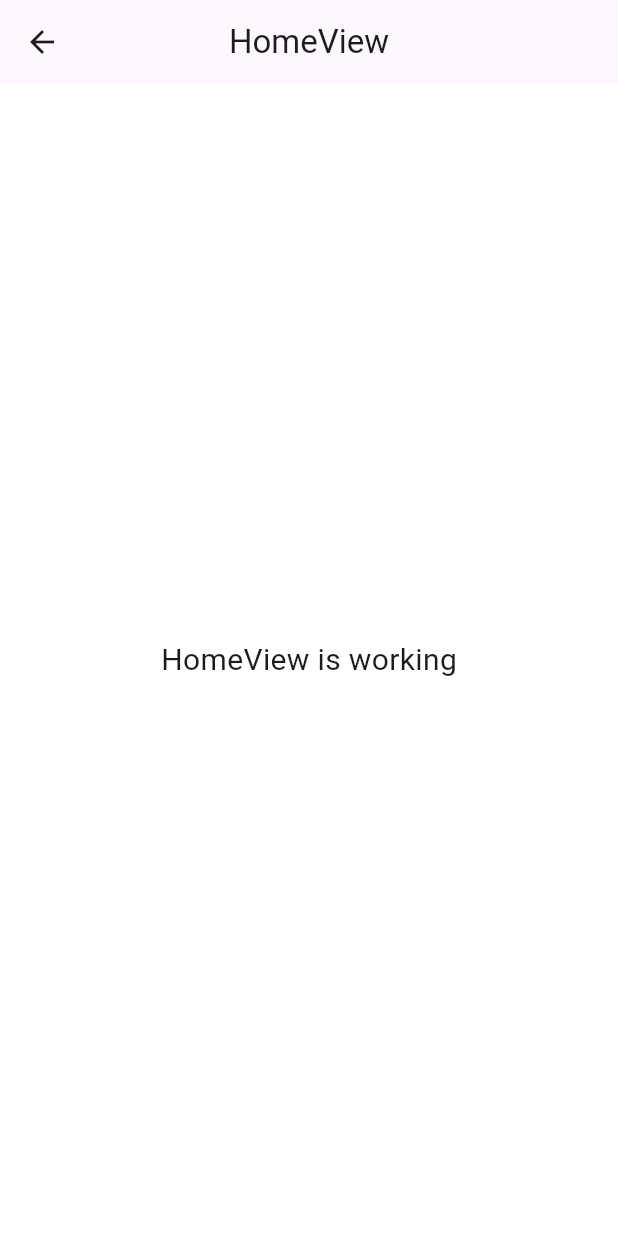
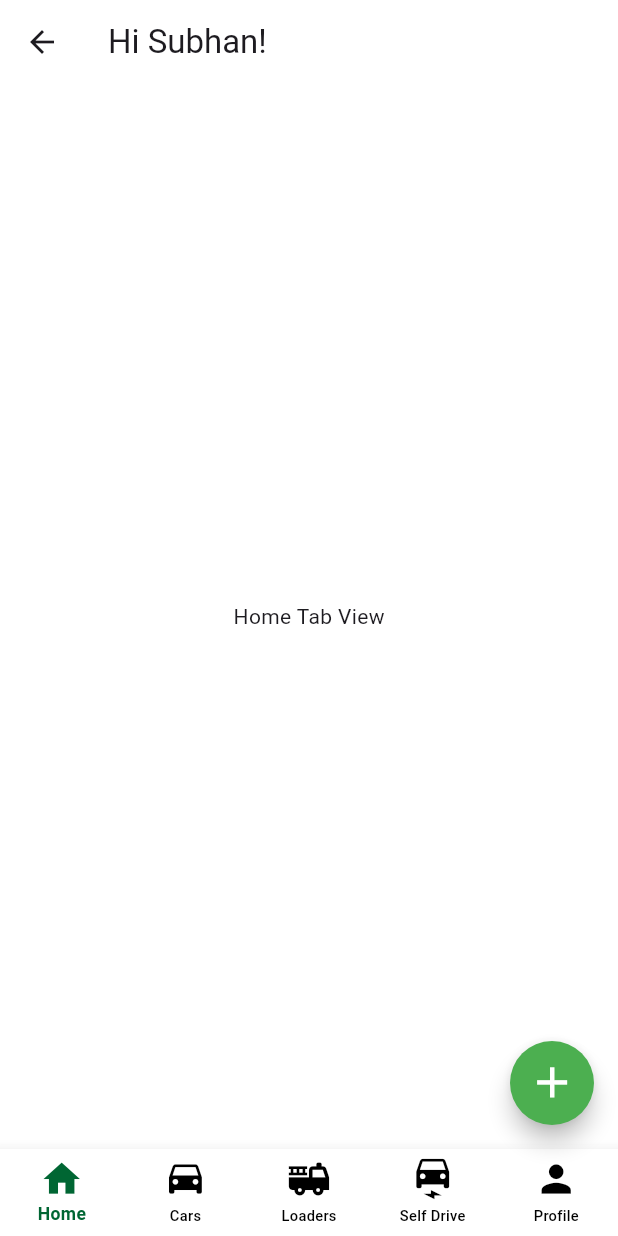
Before and after one commit to SUBHANJANJUA/FYP_vehicle_booking, a Flutter app: the HomeView screen opened by its route, on a phone screen of 412 x 824 dp. Run offline on Flutter 3.47's test engine with Material 3 defaults, Android fonts, the phone set to English and light mode, and no system bars; our stand-ins replace cloud_firestore, firebase_auth, firebase_core, flutter_easyloading, flutter_screenutil, get and 1 more; accounts and stored records are empty.

Commit message:
home navigation bar

```diff
--- a/lib/app/modules/forgot_password/views/forgot_password_view.dart
+++ b/lib/app/modules/forgot_password/views/forgot_password_view.dart
@@ -3,7 +3,6 @@ import 'package:flutter_screenutil/flutter_screenutil.dart';
 import 'package:get/get.dart';
 import 'package:vehicle_booking/app/data/util/heading16Green.dart';
 import 'package:vehicle_booking/app/data/util/signup_row.dart';
-import 'package:vehicle_booking/app/modules/forgot_password/views/otp_view.dart';
 import 'package:vehicle_booking/app/modules/signup/views/signin_view.dart';
 import 'package:vehicle_booking/gen/assets.gen.dart';
 import '../../../data/app_colors.dart';
--- a/lib/app/modules/home/views/home_view.dart
+++ b/lib/app/modules/home/views/home_view.dart
@@ -1,24 +1,151 @@
 import 'package:flutter/material.dart';
+import 'package:flutter_screenutil/flutter_screenutil.dart';
 
 import 'package:get/get.dart';
+import 'package:vehicle_booking/app/data/app_colors.dart';
 
 import '../controllers/home_controller.dart';
 
 class HomeView extends GetView<HomeController> {
-  const HomeView({super.key});
+  HomeView({super.key});
+  final List<Widget> screens = [
+    HomeTabView(),
+    const CarsTabView(),
+    LoaderTabview(),
+    const SelfDriveTabView(),
+    ProfileTabView(),
+  ];
+
+  final List<String> appBarTitles = [
+    'Home',
+    'Cars',
+    'Loaders',
+    'Self Drive',
+    'Profile',
+  ];
+
   @override
   Widget build(BuildContext context) {
+    Get.put(HomeController());
     return Scaffold(
       appBar: AppBar(
-        title: const Text('HomeView'),
-        centerTitle: true,
+        title: const Text('Hi Subhan!'),
+        backgroundColor: AppColors.white,
       ),
-      body: const Center(
-        child: Text(
-          'HomeView is working',
-          style: TextStyle(fontSize: 20),
+      body: Obx(() => IndexedStack(
+            index: controller.currentIndex.value,
+            children: screens,
+          )),
+      floatingActionButton: FloatingActionButton(
+        onPressed: () {},
+        backgroundColor: Colors.green, // green background
+        shape: const CircleBorder(), // optional, default is circular
+        child: Icon(
+          Icons.add,
+          color: Colors.white,
+          size: 35.sp, // white icon
+        ),
+      ),
+      bottomNavigationBar: Obx(
+        () => BottomNavigationBar(
+          type: BottomNavigationBarType.fixed,
+          backgroundColor: Colors.white,
+          iconSize: 30.sp,
+          selectedItemColor: AppColors.green,
+          unselectedItemColor: AppColors.black,
+          showUnselectedLabels: true,
+          showSelectedLabels: true,
+          currentIndex: controller.currentIndex.value,
+          selectedLabelStyle:
+              TextStyle(fontSize: 12.sp, fontWeight: FontWeight.w700),
+          unselectedLabelStyle:
+              TextStyle(fontSize: 10.sp, fontWeight: FontWeight.w500),
+          onTap: (value) {
+            controller.updateCurrentIndex(value);
+          },
+          items: [
+            _buildBottomNavigationBarItem(
+                icon: Icon(Icons.home), label: 'Home', index: 0),
+            _buildBottomNavigationBarItem(
+                icon: Icon(Icons.drive_eta), label: "Cars", index: 1),
+            _buildBottomNavigationBarItem(
+                icon: Icon(Icons.fire_truck), label: 'Loaders', index: 2),
+            _buildBottomNavigationBarItem(
+                icon: Icon(Icons.electric_car), label: "Self Drive", index: 3),
+            _buildBottomNavigationBarItem(
+                icon: Icon(Icons.person), label: "Profile", index: 4),
+          ],
         ),
       ),
     );
   }
+
+  BottomNavigationBarItem _buildBottomNavigationBarItem({
+    required Icon icon,
+    required String label,
+    required int index,
+  }) {
+    return BottomNavigationBarItem(
+      icon: icon,
+      backgroundColor: controller.currentIndex.value == index
+          ? AppColors.green
+          : AppColors.black,
+      label: label,
+    );
+  }
 }
+
+class HomeTabView extends StatelessWidget {
+  const HomeTabView({super.key});
+
+  @override
+  Widget build(BuildContext context) {
+    return Center(
+      child: Text('Home Tab View'),
+    );
+  }
+}
+
+class CarsTabView extends StatelessWidget {
+  const CarsTabView({super.key});
+
+  @override
+  Widget build(BuildContext context) {
+    return Center(
+      child: Text('CarstabView Tab View'),
+    );
+  }
+}
+
+class LoaderTabview extends StatelessWidget {
+  const LoaderTabview({super.key});
+
+  @override
+  Widget build(BuildContext context) {
+    return Center(
+      child: Text('LoaderTabview Tab View'),
+    );
+  }
+}
+
+class SelfDriveTabView extends StatelessWidget {
+  const SelfDriveTabView({super.key});
+
+  @override
+  Widget build(BuildContext context) {
+    return Center(
+      child: Text('SelfDriveTabView Tab View'),
+    );
+  }
+}
+
+class ProfileTabView extends StatelessWidget {
+  const ProfileTabView({super.key});
+
+  @override
+  Widget build(BuildContext context) {
+    return Center(
+      child: Text('ProfileTabView Tab View'),
+    );
+  }
+}
```
Also changed, not shown: lib/app/modules/home/controllers/home_controller.dart (+5 -15 lines).
